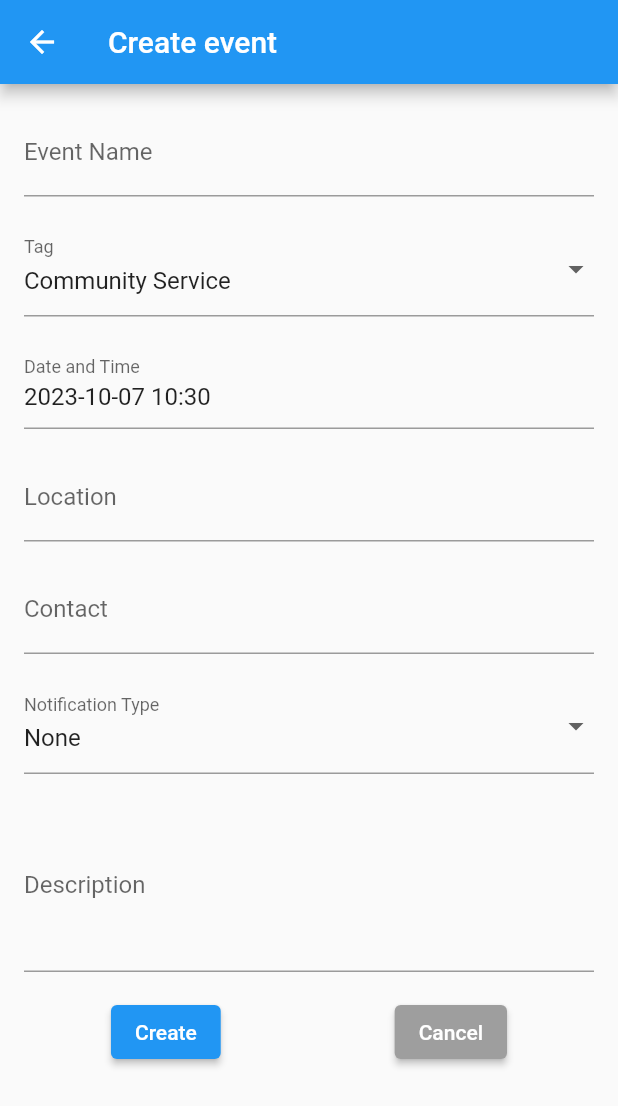
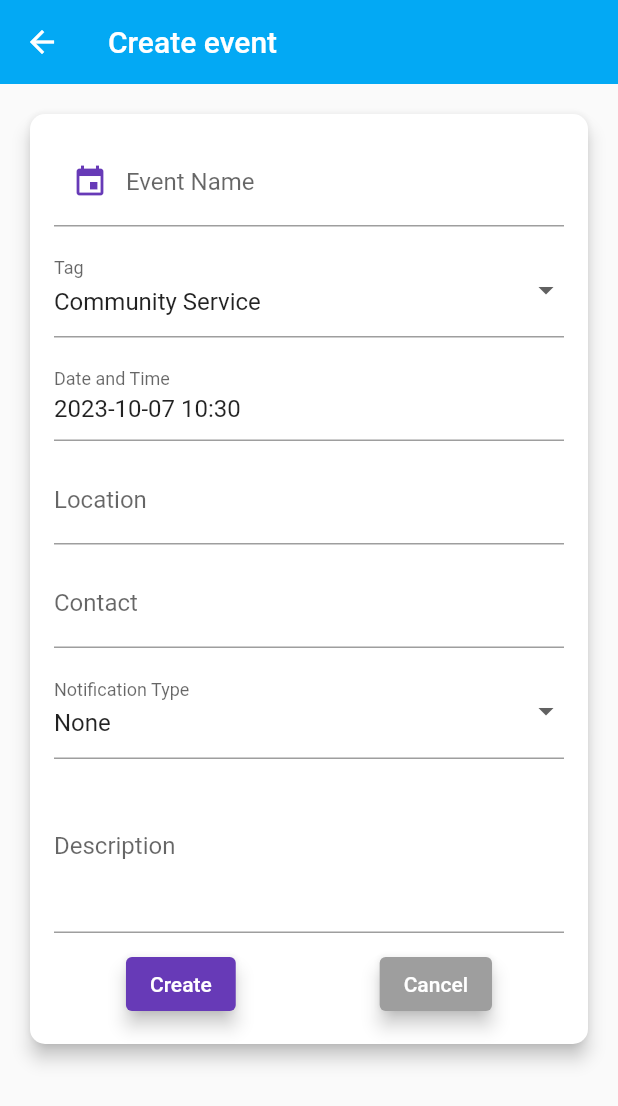
Before and after one commit to ZedChen0034/Con-nected, a Flutter app: the Createevent screen opened by its route, on a phone screen of 412 x 824 dp. Shown: the top 1106 px of the screen. Run offline on Flutter 3.47's test engine with Material 2 defaults, Android fonts, the phone set to English and light mode, and no system bars; our stand-ins replace sliding_up_panel, table_calendar, youtube_player_flutter.

Commit message:
createevent style

```diff
--- a/lib/createevent.dart
+++ b/lib/createevent.dart
@@ -82,23 +82,34 @@ class _CreateeventState extends State<Createevent> {
             Navigator.pushNamed(context, '/');
           },
         ),
+        backgroundColor: Colors.lightBlue,
+        elevation: 0,
       ),
       body: Padding(
         padding: const EdgeInsets.all(16.0),
         child: SingleChildScrollView(
           child: Column(
             crossAxisAlignment: CrossAxisAlignment.stretch,
-            children: [
+              children: [
+              Card(
+              elevation: 5,
+              shape: RoundedRectangleBorder(borderRadius: BorderRadius.circular(10)),
+              child: Padding(
+                  padding: const EdgeInsets.all(16.0),
+                  child: Column(
+                    children: [
+
               TextFormField(
                 initialValue: event.name,
-                decoration: const InputDecoration(labelText: "Event Name"),
+                decoration: const InputDecoration(labelText: "Event Name",              prefixIcon: Icon(Icons.event, color: Colors.deepPurple),  // Icon for Event Name
+                ),
                 onChanged: (value) {
                   setState(() {
                     event.name = value;
                   });
                 },
               ),
-              const SizedBox(height: 16.0),
+              const SizedBox(height: 10.0),
               DropdownButtonFormField<String>(
                 value: event.tag,
                 items: [
@@ -120,7 +131,7 @@ class _CreateeventState extends State<Createevent> {
                 },
                 decoration: const InputDecoration(labelText: "Tag"),
               ),
-              const SizedBox(height: 16.0),
+              const SizedBox(height: 10.0),
               InkWell(
                 onTap: () {
                   _selectDateTime(context);
@@ -133,7 +144,7 @@ class _CreateeventState extends State<Createevent> {
                   ),
                 ),
               ),
-              const SizedBox(height: 16.0),
+              const SizedBox(height: 10.0),
               TextFormField(
                 initialValue: event.location,
                 decoration: const InputDecoration(labelText: "Location"),
@@ -143,7 +154,7 @@ class _CreateeventState extends State<Createevent> {
                   });
                 },
               ),
-              const SizedBox(height: 16.0),
+              const SizedBox(height: 10.0),
               TextFormField(
                 initialValue: event.contact,
                 decoration: const InputDecoration(labelText: "Contact"),
@@ -153,7 +164,7 @@ class _CreateeventState extends State<Createevent> {
                   });
                 },
               ),
-              const SizedBox(height: 16.0),
+              const SizedBox(height: 10.0),
               DropdownButtonFormField<String>(
                 value: event.notificationType,
                 items: [
@@ -176,7 +187,7 @@ class _CreateeventState extends State<Createevent> {
                 decoration:
                     const InputDecoration(labelText: "Notification Type"),
               ),
-              const SizedBox(height: 16.0),
+              // const SizedBox(height: 10.0),
               TextFormField(
                 initialValue: event.description,
                 decoration: const InputDecoration(labelText: "Description"),
@@ -187,7 +198,7 @@ class _CreateeventState extends State<Createevent> {
                 },
                 maxLines: 4,
               ),
-              const SizedBox(height: 16.0),
+              const SizedBox(height: 10.0),
               Row(
                 mainAxisAlignment: MainAxisAlignment.spaceAround,
                 children: [
@@ -209,6 +220,10 @@ class _CreateeventState extends State<Createevent> {
                       }
                       _showSuccessDialog(context, event);
                     },
+                    style: ButtonStyle(
+                      backgroundColor: MaterialStateProperty.all<Color>(Colors.deepPurple),  // Custom Color for Button
+                      elevation: MaterialStateProperty.all(5),  // Shadow under Button
+                    ),
                     child: create?const Text("Create"):const Text("Update"),
                   ),
                   ElevatedButton(
@@ -218,12 +233,13 @@ class _CreateeventState extends State<Createevent> {
                     style: ButtonStyle(
                       backgroundColor:
                           MaterialStateProperty.all<Color>(Colors.grey),
+                      elevation: MaterialStateProperty.all(5),  // Shadow under Button
                     ),
                     child: const Text("Cancel"),
                   ),
                 ],
               ),
-            ],
+            ])))],
           ),
         ),
       ),
```
